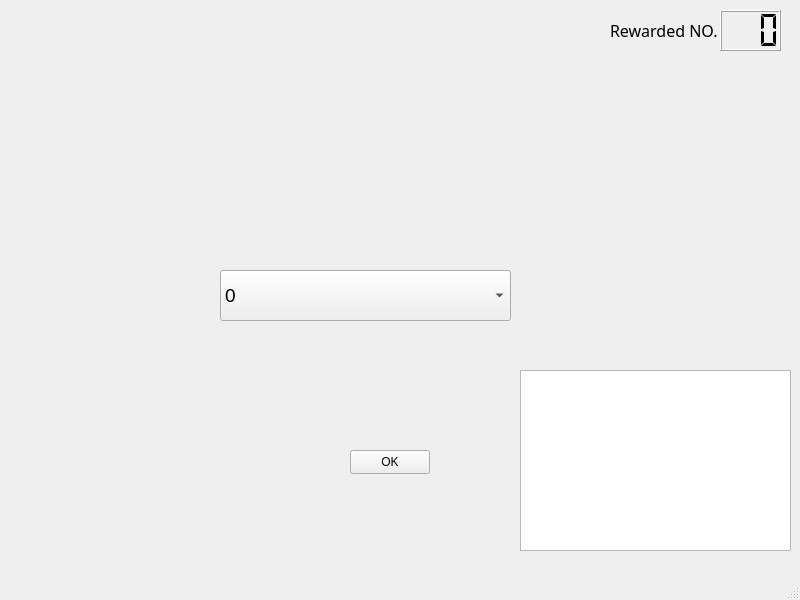
Old version of the form mainwindow.ui in the repository idiotyong/WeiYaGameClient.
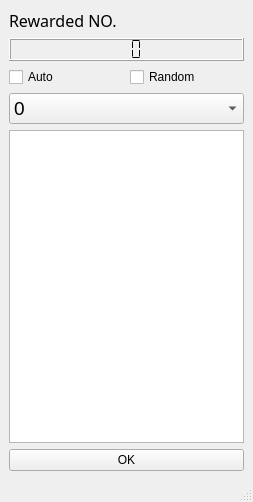
New version of the form.

Commit message: v0.0.0.1 1. Add Login Dialog.

```diff
--- a/mainwindow.ui
+++ b/mainwindow.ui
@@ -6,36 +6,31 @@
    <rect>
     <x>0</x>
     <y>0</y>
-    <width>800</width>
-    <height>600</height>
+    <width>253</width>
+    <height>502</height>
    </rect>
   </property>
   <property name="windowTitle">
    <string>MainWindow</string>
   </property>
   <widget class="QWidget" name="centralwidget">
-   <widget class="QPushButton" name="btnOk">
-    <property name="geometry">
-     <rect>
-      <x>350</x>
-      <y>450</y>
-      <width>80</width>
-      <height>24</height>
-     </rect>
+   <layout class="QVBoxLayout" name="verticalLayout">
+    <item>
+     <widget class="QLabel" name="label">
+      <property name="font">
+       <font>
+        <family>細明體</family>
+        <pointsize>12</pointsize>
+        <bold>false</bold>
+       </font>
     </property>
     <property name="text">
-     <string>OK</string>
-    </property>
-   </widget>
+       <string>Rewarded NO.   </string>
+      </property>
+     </widget>
+    </item>
+    <item>
    <widget class="QLCDNumber" name="lcdRewardNumber">
-    <property name="geometry">
-     <rect>
-      <x>720</x>
-      <y>10</y>
-      <width>61</width>
-      <height>41</height>
-     </rect>
-    </property>
     <property name="smallDecimalPoint">
      <bool>false</bool>
     </property>
@@ -46,35 +41,27 @@
      <enum>QLCDNumber::Flat</enum>
     </property>
    </widget>
-   <widget class="QLabel" name="label">
-    <property name="geometry">
-     <rect>
-      <x>610</x>
-      <y>10</y>
-      <width>111</width>
-      <height>41</height>
-     </rect>
-    </property>
-    <property name="font">
-     <font>
-      <family>細明體</family>
-      <pointsize>12</pointsize>
-      <bold>false</bold>
-     </font>
-    </property>
+    </item>
+    <item>
+     <layout class="QHBoxLayout" name="horizontalLayout">
+      <item>
+       <widget class="QCheckBox" name="cbAuto">
+        <property name="text">
+         <string>Auto</string>
+        </property>
+       </widget>
+      </item>
+      <item>
+       <widget class="QCheckBox" name="cbRandom">
     <property name="text">
-     <string>Rewarded NO.   </string>
-    </property>
-   </widget>
+         <string>Random</string>
+        </property>
+       </widget>
+      </item>
+     </layout>
+    </item>
+    <item>
    <widget class="QComboBox" name="cbSelectNo">
-    <property name="geometry">
-     <rect>
-      <x>220</x>
-      <y>270</y>
-      <width>291</width>
-      <height>51</height>
-     </rect>
-    </property>
     <property name="font">
      <font>
       <pointsize>14</pointsize>
@@ -111,16 +98,18 @@
      </property>
     </item>
    </widget>
-   <widget class="QTextBrowser" name="tbServerMsg">
-    <property name="geometry">
-     <rect>
-      <x>520</x>
-      <y>370</y>
-      <width>271</width>
-      <height>181</height>
-     </rect>
-    </property>
-   </widget>
+    </item>
+    <item>
+     <widget class="QTextBrowser" name="tbServerMsg"/>
+    </item>
+    <item>
+     <widget class="QPushButton" name="btnOk">
+      <property name="text">
+       <string>OK</string>
+      </property>
+     </widget>
+    </item>
+   </layout>
   </widget>
   <widget class="QMenuBar" name="menubar">
    <property name="geometry">
```
Left out of the diff: 2 changed lines with no effect on the pictures. Lines whose indentation alone changed are shown as unchanged. The commit also changes 6 other files.
